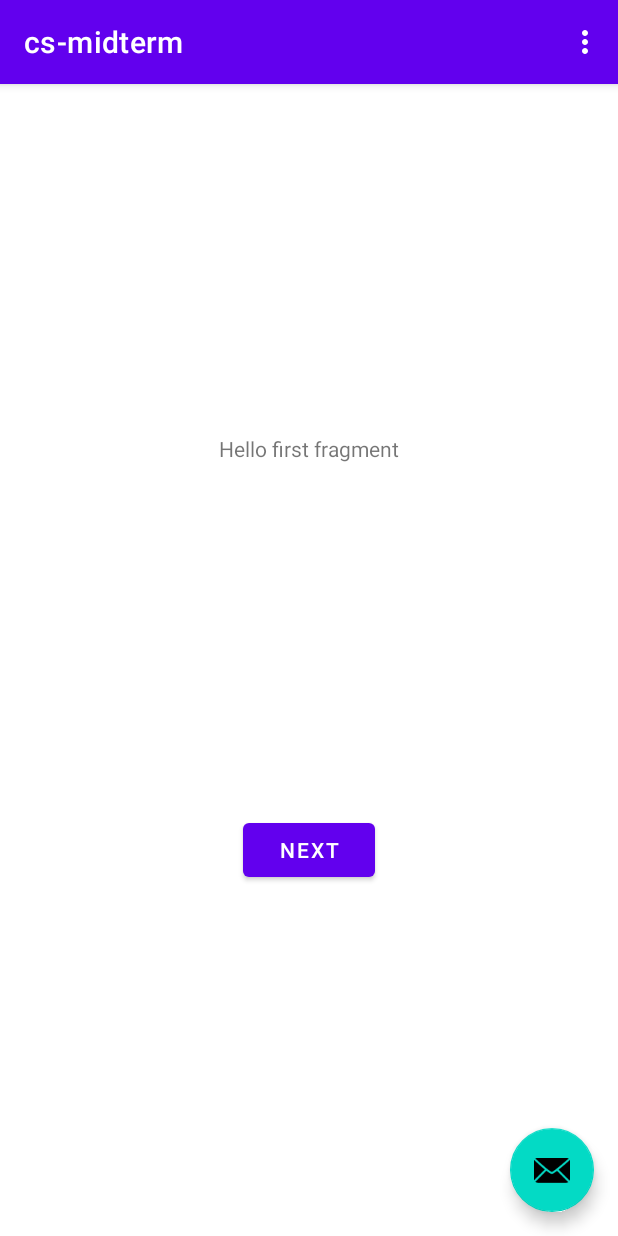
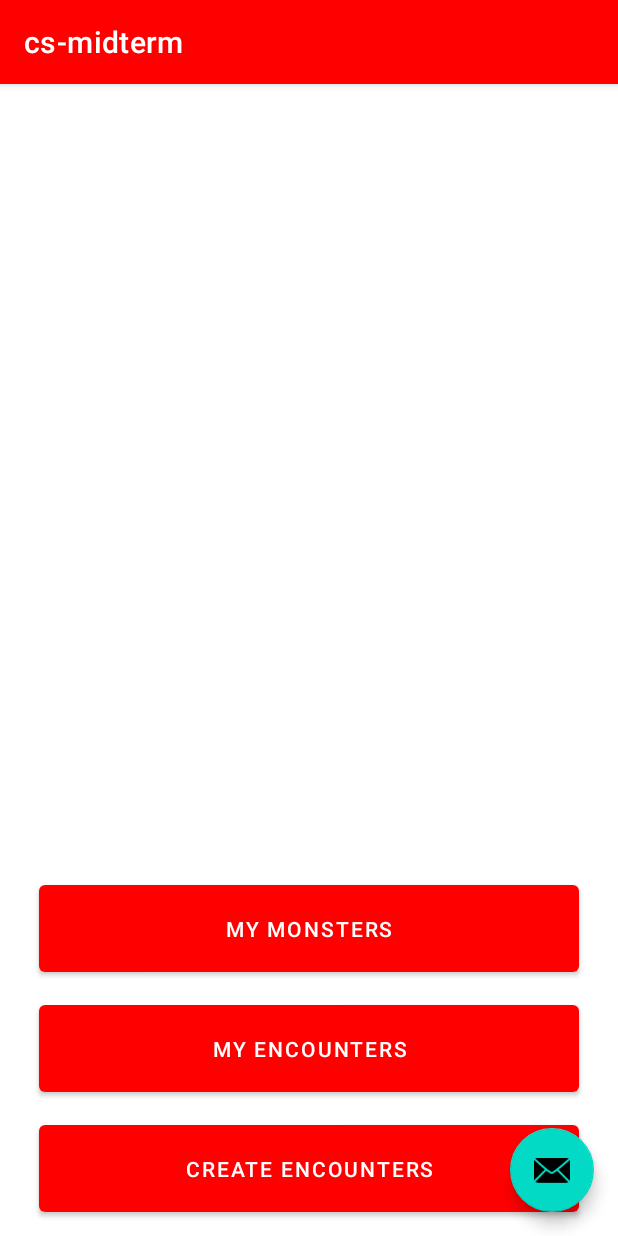
Before and after one commit to cafuhrma/cs-midterm, an Android app: the screen it shows after launch (MainActivity), on a phone screen of 412 x 824 dp. Run offline under Robolectric (Android 15) with nearby library versions, the phone set to English and light mode, and no system bars.

Commit message:
Base UI update
Added functioning buttons to transition between the home screen, "My monsters" screen, "My Encounters" screen, and "Create Encounters" screen.

```diff
--- a/app/build.gradle
+++ b/app/build.gradle
@@ -35,6 +35,7 @@ dependencies {
     implementation 'androidx.constraintlayout:constraintlayout:2.0.4'
     implementation 'androidx.navigation:navigation-fragment:2.3.2'
     implementation 'androidx.navigation:navigation-ui:2.3.2'
+    implementation 'androidx.legacy:legacy-support-v4:1.0.0'
     testImplementation 'junit:junit:4.+'
     androidTestImplementation 'androidx.test.ext:junit:1.1.2'
     androidTestImplementation 'androidx.test.espresso:espresso-core:3.3.0'
--- /dev/null
+++ b/app/src/main/java/com/example/cs_midterm/HomeFragment.java
@@ -0,0 +1,50 @@
+package com.example.cs_midterm;
+
+import android.os.Bundle;
+import android.view.LayoutInflater;
+import android.view.View;
+import android.view.ViewGroup;
+
+import androidx.annotation.NonNull;
+import androidx.fragment.app.Fragment;
+import androidx.navigation.fragment.NavHostFragment;
+
+public class HomeFragment extends Fragment {
+
+    @Override
+    public View onCreateView(
+            LayoutInflater inflater, ViewGroup container,
+            Bundle savedInstanceState
+    ) {
+        // Inflate the layout for this fragment
+        return inflater.inflate(R.layout.fragment_home, container, false);
+    }
+    // switch from home screen to my encounters screen
+    public void onViewCreated(@NonNull View view, Bundle savedInstanceState) {
+        super.onViewCreated(view, savedInstanceState);
+
+        view.findViewById(R.id.button_my_encounters).setOnClickListener(new View.OnClickListener() {
+            @Override
+            public void onClick(View view) {
+                NavHostFragment.findNavController(HomeFragment.this)
+                        .navigate(R.id.action_HomeFragment_to_ViewEncountersFragment);
+            }
+        });
+        // switch from home screen to my monsters screen
+        view.findViewById(R.id.button_my_monsters).setOnClickListener(new View.OnClickListener() {
+            @Override
+            public void onClick(View v) {
+                NavHostFragment.findNavController(HomeFragment.this)
+                        .navigate(R.id.action_HomeFragment_to_viewMonstersFragment);
+            }
+        });
+        // switch from home screen to create encounters screen
+        view.findViewById(R.id.button_create_encounters).setOnClickListener(new View.OnClickListener() {
+            @Override
+            public void onClick(View v) {
+                NavHostFragment.findNavController(HomeFragment.this)
+                        .navigate(R.id.action_HomeFragment_to_createEncountersFragment);
+            }
+        });
+    }
+}
--- a/app/src/main/java/com/example/cs_midterm/MainActivity.java
+++ b/app/src/main/java/com/example/cs_midterm/MainActivity.java
@@ -1,17 +1,16 @@
 package com.example.cs_midterm;
 
+import android.content.Intent;
 import android.os.Bundle;
 
 import com.google.android.material.floatingactionbutton.FloatingActionButton;
-import com.google.android.material.snackbar.Snackbar;
 
 import androidx.appcompat.app.AppCompatActivity;
 import androidx.appcompat.widget.Toolbar;
 
 import android.view.View;
 
-import android.view.Menu;
-import android.view.MenuItem;
+import android.widget.Button;
 
 public class MainActivity extends AppCompatActivity {
 
@@ -23,34 +22,16 @@ public class MainActivity extends AppCompatActivity {
         setSupportActionBar(toolbar);
 
         FloatingActionButton fab = findViewById(R.id.fab);
-        fab.setOnClickListener(new View.OnClickListener() {
+
+    }
+
+    private void configureMyMonstersButton() {
+        Button btnToMonsters = (Button) findViewById(R.id.button_my_monsters);
+        btnToMonsters.setOnClickListener(new View.OnClickListener() {
             @Override
             public void onClick(View view) {
-                Snackbar.make(view, "Replace with your own action", Snackbar.LENGTH_LONG)
-                        .setAction("Action", null).show();
+                startActivity(new Intent(MainActivity.this, ViewMonstersFragment.class));
             }
         });
     }
-
-    @Override
-    public boolean onCreateOptionsMenu(Menu menu) {
-        // Inflate the menu; this adds items to the action bar if it is present.
-        getMenuInflater().inflate(R.menu.menu_main, menu);
-        return true;
-    }
-
-    @Override
-    public boolean onOptionsItemSelected(MenuItem item) {
-        // Handle action bar item clicks here. The action bar will
-        // automatically handle clicks on the Home/Up button, so long
-        // as you specify a parent activity in AndroidManifest.xml.
-        int id = item.getItemId();
-
-        //noinspection SimplifiableIfStatement
-        if (id == R.id.action_settings) {
-            return true;
-        }
-
-        return super.onOptionsItemSelected(item);
-    }
 }
--- a/app/src/main/java/com/example/cs_midterm/FirstFragment.java
+++ b/app/src/main/java/com/example/cs_midterm/ViewMonstersFragment.java
@@ -1,15 +1,16 @@
 package com.example.cs_midterm;
 
 import android.os.Bundle;
-import android.view.LayoutInflater;
-import android.view.View;
-import android.view.ViewGroup;
 
 import androidx.annotation.NonNull;
 import androidx.fragment.app.Fragment;
 import androidx.navigation.fragment.NavHostFragment;
 
-public class FirstFragment extends Fragment {
+import android.view.LayoutInflater;
+import android.view.View;
+import android.view.ViewGroup;
+
+public class ViewMonstersFragment extends Fragment {
 
     @Override
     public View onCreateView(
@@ -17,17 +18,17 @@ public class FirstFragment extends Fragment {
             Bundle savedInstanceState
     ) {
         // Inflate the layout for this fragment
-        return inflater.inflate(R.layout.fragment_first, container, false);
+        return inflater.inflate(R.layout.fragment_view_monsters, container, false);
     }
 
     public void onViewCreated(@NonNull View view, Bundle savedInstanceState) {
         super.onViewCreated(view, savedInstanceState);
 
-        view.findViewById(R.id.button_first).setOnClickListener(new View.OnClickListener() {
+        view.findViewById(R.id.button_backMonsters).setOnClickListener(new View.OnClickListener() {
             @Override
             public void onClick(View view) {
-                NavHostFragment.findNavController(FirstFragment.this)
-                        .navigate(R.id.action_FirstFragment_to_SecondFragment);
+                NavHostFragment.findNavController(ViewMonstersFragment.this)
+                        .navigate(R.id.action_viewMonstersFragment_to_HomeFragment);
             }
         });
     }
--- a/app/src/main/res/layout/activity_main.xml
+++ b/app/src/main/res/layout/activity_main.xml
@@ -15,7 +15,7 @@
             android:id="@+id/toolbar"
             android:layout_width="match_parent"
             android:layout_height="?attr/actionBarSize"
-            android:background="?attr/colorPrimary"
+            android:background="#FF0000"
             app:popupTheme="@style/Theme.Csmidterm.PopupOverlay" />
 
     </com.google.android.material.appbar.AppBarLayout>
--- a/app/src/main/res/layout/fragment_first.xml
+++ /dev/null
@@ -1,28 +0,0 @@
-<?xml version="1.0" encoding="utf-8"?>
-<androidx.constraintlayout.widget.ConstraintLayout xmlns:android="http://schemas.android.com/apk/res/android"
-    xmlns:app="http://schemas.android.com/apk/res-auto"
-    xmlns:tools="http://schemas.android.com/tools"
-    android:layout_width="match_parent"
-    android:layout_height="match_parent"
-    tools:context=".FirstFragment">
-
-    <TextView
-        android:id="@+id/textview_first"
-        android:layout_width="wrap_content"
-        android:layout_height="wrap_content"
-        android:text="@string/hello_first_fragment"
-        app:layout_constraintBottom_toTopOf="@id/button_first"
-        app:layout_constraintEnd_toEndOf="parent"
-        app:layout_constraintStart_toStartOf="parent"
-        app:layout_constraintTop_toTopOf="parent" />
-
-    <Button
-        android:id="@+id/button_first"
-        android:layout_width="wrap_content"
-        android:layout_height="wrap_content"
-        android:text="@string/next"
-        app:layout_constraintBottom_toBottomOf="parent"
-        app:layout_constraintEnd_toEndOf="parent"
-        app:layout_constraintStart_toStartOf="parent"
-        app:layout_constraintTop_toBottomOf="@id/textview_first" />
-</androidx.constraintlayout.widget.ConstraintLayout>
--- /dev/null
+++ b/app/src/main/res/layout/fragment_home.xml
@@ -0,0 +1,61 @@
+<?xml version="1.0" encoding="utf-8"?>
+<androidx.constraintlayout.widget.ConstraintLayout xmlns:android="http://schemas.android.com/apk/res/android"
+    xmlns:app="http://schemas.android.com/apk/res-auto"
+    xmlns:tools="http://schemas.android.com/tools"
+    android:layout_width="match_parent"
+    android:layout_height="match_parent"
+    tools:context=".HomeFragment">
+
+    <Button
+        android:id="@+id/button_my_encounters"
+        android:layout_width="360dp"
+        android:layout_height="70dp"
+        android:layout_marginStart="10dp"
+        android:layout_marginLeft="10dp"
+        android:layout_marginEnd="10dp"
+        android:layout_marginRight="10dp"
+        android:layout_marginBottom="10dp"
+        android:text="@string/my_encounters"
+        android:visibility="visible"
+        app:backgroundTint="#FF0000"
+        app:layout_constraintBottom_toTopOf="@+id/button_create_encounters"
+        app:layout_constraintEnd_toEndOf="parent"
+        app:layout_constraintStart_toStartOf="parent"
+        tools:visibility="visible" />
+
+    <Button
+        android:id="@+id/button_my_monsters"
+        android:layout_width="360dp"
+        android:layout_height="70dp"
+        android:layout_marginStart="10dp"
+        android:layout_marginLeft="10dp"
+        android:layout_marginEnd="10dp"
+        android:layout_marginRight="10dp"
+        android:layout_marginBottom="10dp"
+        android:text="@string/my_monsters"
+        android:visibility="visible"
+        app:backgroundTint="#FF0000"
+        app:layout_constraintBottom_toTopOf="@+id/button_my_encounters"
+        app:layout_constraintEnd_toEndOf="parent"
+        app:layout_constraintHorizontal_bias="0.496"
+        app:layout_constraintStart_toStartOf="parent"
+        tools:visibility="visible" />
+
+    <Button
+        android:id="@+id/button_create_encounters"
+        android:layout_width="360dp"
+        android:layout_height="70dp"
+        android:layout_marginStart="10dp"
+        android:layout_marginLeft="10dp"
+        android:layout_marginEnd="10dp"
+        android:layout_marginRight="10dp"
+        android:layout_marginBottom="10dp"
+        android:text="@string/create_encounters"
+        android:visibility="visible"
+        app:backgroundTint="#FF0000"
+        app:layout_constraintBottom_toBottomOf="parent"
+        app:layout_constraintEnd_toEndOf="parent"
+        app:layout_constraintHorizontal_bias="0.503"
+        app:layout_constraintStart_toStartOf="parent"
+        tools:visibility="visible" />
+</androidx.constraintlayout.widget.ConstraintLayout>
--- a/app/src/main/res/navigation/nav_graph.xml
+++ b/app/src/main/res/navigation/nav_graph.xml
@@ -3,26 +3,50 @@
     xmlns:app="http://schemas.android.com/apk/res-auto"
     xmlns:tools="http://schemas.android.com/tools"
     android:id="@+id/nav_graph"
-    app:startDestination="@id/FirstFragment">
+    app:startDestination="@id/HomeFragment">
 
     <fragment
-        android:id="@+id/FirstFragment"
-        android:name="com.example.cs_midterm.FirstFragment"
-        android:label="@string/first_fragment_label"
-        tools:layout="@layout/fragment_first">
+        android:id="@+id/HomeFragment"
+        android:name="com.example.cs_midterm.HomeFragment"
+        android:label="home_fragment_label"
+        tools:layout="@layout/fragment_home">
 
         <action
-            android:id="@+id/action_FirstFragment_to_SecondFragment"
-            app:destination="@id/SecondFragment" />
+            android:id="@+id/action_HomeFragment_to_ViewEncountersFragment"
+            app:destination="@id/ViewEncountersFragment" />
+        <action
+            android:id="@+id/action_HomeFragment_to_viewMonstersFragment"
+            app:destination="@id/viewMonstersFragment" />
+        <action
+            android:id="@+id/action_HomeFragment_to_createEncountersFragment"
+            app:destination="@id/createEncountersFragment" />
     </fragment>
     <fragment
-        android:id="@+id/SecondFragment"
-        android:name="com.example.cs_midterm.SecondFragment"
-        android:label="@string/second_fragment_label"
-        tools:layout="@layout/fragment_second">
+        android:id="@+id/ViewEncountersFragment"
+        android:name="com.example.cs_midterm.ViewEncountersFragment"
+        android:label="view_encounters_fragment_label"
+        tools:layout="@layout/fragment_view_encounters">
 
         <action
-            android:id="@+id/action_SecondFragment_to_FirstFragment"
-            app:destination="@id/FirstFragment" />
+            android:id="@+id/action_ViewEncountersFragment_to_HomeFragment"
+            app:destination="@id/HomeFragment" />
+    </fragment>
+    <fragment
+        android:id="@+id/viewMonstersFragment"
+        android:name="com.example.cs_midterm.ViewMonstersFragment"
+        android:label="fragment_view_monsters"
+        tools:layout="@layout/fragment_view_monsters" >
+        <action
+            android:id="@+id/action_viewMonstersFragment_to_HomeFragment"
+            app:destination="@id/HomeFragment" />
+    </fragment>
+    <fragment
+        android:id="@+id/createEncountersFragment"
+        android:name="com.example.cs_midterm.CreateEncountersFragment"
+        android:label="fragment_create_encounters"
+        tools:layout="@layout/fragment_create_encounters" >
+        <action
+            android:id="@+id/action_createEncountersFragment_to_HomeFragment"
+            app:destination="@id/HomeFragment" />
     </fragment>
 </navigation>
--- a/app/src/main/res/values/strings.xml
+++ b/app/src/main/res/values/strings.xml
@@ -2,11 +2,18 @@
     <string name="app_name">cs-midterm</string>
     <string name="action_settings">Settings</string>
     <!-- Strings used for fragments for navigation -->
-    <string name="first_fragment_label">First Fragment</string>
-    <string name="second_fragment_label">Second Fragment</string>
-    <string name="next">Next</string>
-    <string name="previous">Previous</string>
+    <string name="home_fragment_label">First Fragment</string>
+    <string name="view_encounters_fragment_label">Second Fragment</string>
 
-    <string name="hello_first_fragment">Hello first fragment</string>
-    <string name="hello_second_fragment">Hello second fragment. Arg: %1$s</string>
+    <string name="encounter_builder">Encounter Builder</string>
+    <string name="my_monsters">My Monsters</string>
+    <string name="my_encounters">My Encounters</string>
+    <string name="create_encounters">Create Encounters</string>
+    <string name="monster_name">Monster Name</string>
+    <string name="back">Back</string>
+    <!-- TODO: Remove or change this placeholder text -->
+    <string name="encounter_name">Encounter Name</string>
+    <string name="generate_random_encounters">Generate Random Encounters</string>
+    <string name="create_encounter">Create Encounter</string>
+    <string name="create_monster">Create Monster</string>
 </resources>
```
Also changed, not shown: app/src/main/java/com/example/cs_midterm/CreateEncountersFragment.java (added, +35 -0 lines), app/src/main/java/com/example/cs_midterm/ViewEncountersFragment.java (renamed from app/src/main/java/com/example/cs_midterm/SecondFragment.java, +5 -5 lines), app/src/main/res/layout/fragment_create_encounters.xml (added, +55 -0 lines), app/src/main/res/layout/fragment_second.xml (deleted, +0 -27 lines), app/src/main/res/layout/fragment_view_encounters.xml (added, +43 -0 lines), app/src/main/res/layout/fragment_view_monsters.xml (added, +53 -0 lines).
